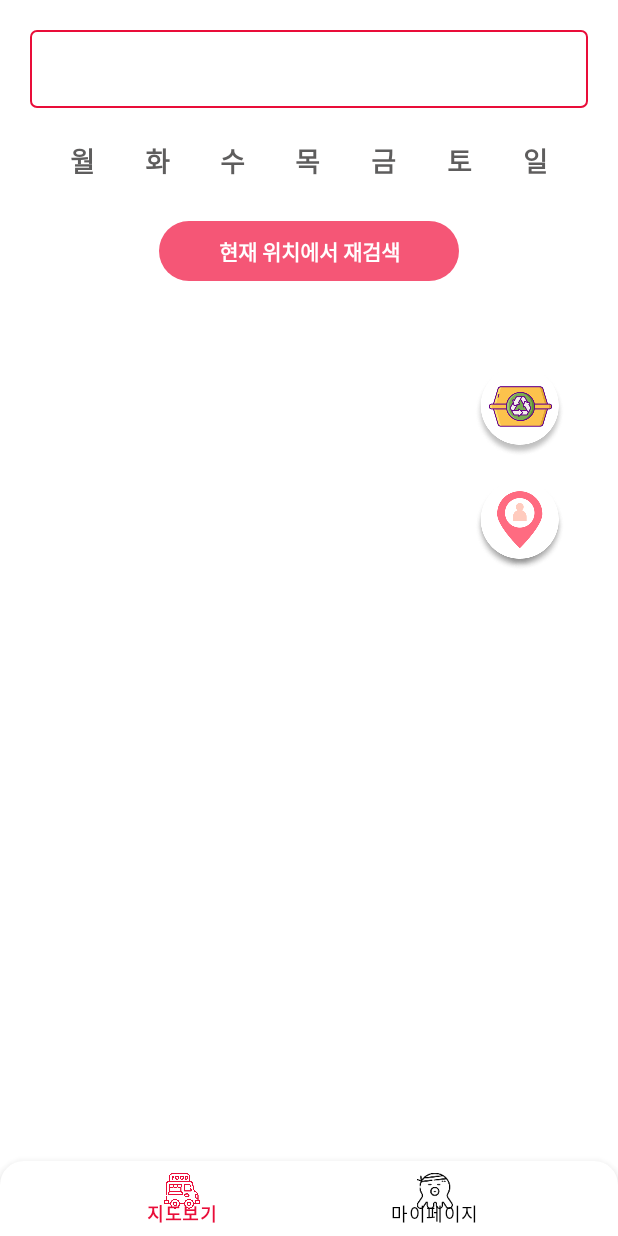
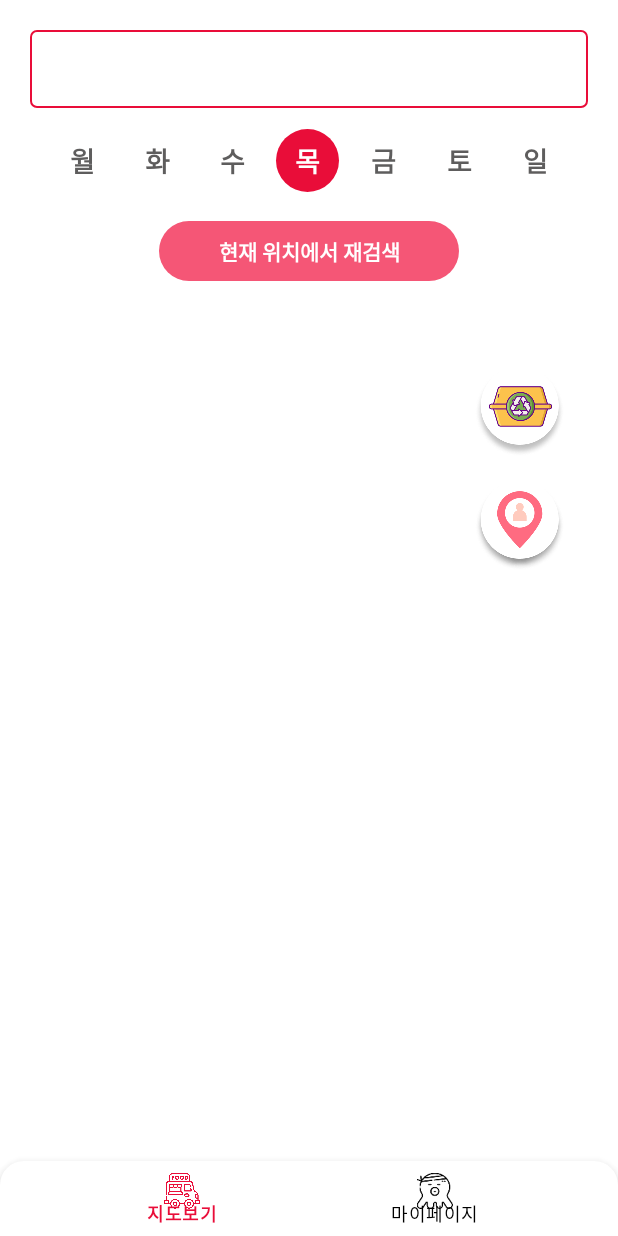
Before and after one commit to nagosoo/TACOLING, an Android app: the screen it shows after launch (MainActivity), on a phone screen of 412 x 824 dp. Run offline under Robolectric (Android 15) with nearby library versions, the phone set to English and light mode, and no system bars; our stand-ins replace Dagger/Hilt's generated code, data binding, paging; libraries missing offline, so code that uses them is left out: com.kakao.sdk, net.daum.mf; 9 statements that could not run were skipped.

Commit message:
지도화면 오늘 요일 클릭된 상태로

```diff
--- a/app/src/main/java/com/eundmswlji/tacoling/BindingAdapter.kt
+++ b/app/src/main/java/com/eundmswlji/tacoling/BindingAdapter.kt
@@ -24,7 +24,7 @@ object BindingAdapter {
 
     @BindingAdapter("myZzimList")
     @JvmStatic
-    fun setMyZzimList(rv: RecyclerView, list:List<Shop>){
+    fun setMyZzimList(rv: RecyclerView, list: List<Shop>) {
         (rv.adapter as? ListAdapter<Shop, MyZzimAdapter.MyViewHolder>)?.submitList(list)
     }
 }
--- a/app/src/main/java/com/eundmswlji/tacoling/ui/MainActivity.kt
+++ b/app/src/main/java/com/eundmswlji/tacoling/ui/MainActivity.kt
@@ -14,6 +14,7 @@ import androidx.appcompat.app.AppCompatActivity
 import androidx.core.splashscreen.SplashScreen.Companion.installSplashScreen
 import androidx.core.view.isGone
 import androidx.core.view.isVisible
+import androidx.databinding.DataBindingUtil
 import androidx.navigation.NavController
 import androidx.navigation.findNavController
 import androidx.navigation.fragment.NavHostFragment
@@ -35,8 +36,7 @@ class MainActivity : AppCompatActivity(), NavigationBarView.OnItemSelectedListen
     override fun onCreate(savedInstanceState: Bundle?) {
         installSplashScreen()
         super.onCreate(savedInstanceState)
-        binding = ActivityMainBinding.inflate(layoutInflater)
-        setContentView(binding.root)
+        binding = DataBindingUtil.setContentView(this,R.layout.activity_main)
         val navHostFragment =
             supportFragmentManager.findFragmentById(R.id.nav_host_fragment) as NavHostFragment
         navController = navHostFragment.navController
--- a/app/src/main/java/com/eundmswlji/tacoling/ui/map/MapFragment.kt
+++ b/app/src/main/java/com/eundmswlji/tacoling/ui/map/MapFragment.kt
@@ -9,9 +9,11 @@ import android.text.TextWatcher
 import android.view.LayoutInflater
 import android.view.View
 import android.view.ViewGroup
+import android.widget.RadioButton
 import androidx.activity.result.ActivityResultLauncher
 import androidx.activity.result.contract.ActivityResultContracts
 import androidx.core.content.ContextCompat
+import androidx.core.view.get
 import androidx.core.view.isVisible
 import androidx.fragment.app.Fragment
 import androidx.fragment.app.viewModels
@@ -34,6 +36,7 @@ import kotlinx.coroutines.launch
 import net.daum.mf.map.api.MapPOIItem
 import net.daum.mf.map.api.MapPoint
 import net.daum.mf.map.api.MapView
+import java.util.*
 import kotlin.math.abs
 import kotlin.math.pow
 
@@ -72,6 +75,7 @@ class MapFragment : Fragment(), MapView.MapViewEventListener, MapView.CurrentLoc
             }
         }
         initMap()
+        initDays()
         requestPermission()
         setRecyclerView()
         setOnClickListener()
@@ -120,6 +124,20 @@ class MapFragment : Fragment(), MapView.MapViewEventListener, MapView.CurrentLoc
             setCurrentLocationEventListener(this@MapFragment)
             setCustomCurrentLocationMarkerImage(R.drawable.ic_my_location, MapPOIItem.ImageOffset(30, 0))
             setCustomCurrentLocationMarkerTrackingImage(R.drawable.ic_my_location, MapPOIItem.ImageOffset(30, 0))
+        }
+    }
+
+    private fun initDays() {
+        when (val today = Calendar.getInstance().get(Calendar.DAY_OF_WEEK)) {
+            1 -> {
+                binding.itemDays.rbSun.isChecked = true
+            }
+            in 2..6 -> {
+                (binding.itemDays.radioGroup[today - 2] as RadioButton).isChecked = true
+            }
+            7 -> {
+                binding.itemDays.rbSat.isChecked = true
+            }
         }
     }
 
@@ -279,6 +297,16 @@ class MapFragment : Fragment(), MapView.MapViewEventListener, MapView.CurrentLoc
         toast("주소를 찾을 수 없습니다.")
     }
 
+    override fun onResume() {
+        super.onResume()
+        checkGPSOn()
+    }
+
+    override fun onStop() {
+        super.onStop()
+        binding.mapViewContainer.removeView(mapView)
+    }
+
     override fun onMapViewInitialized(p0: MapView?) {}
 
     override fun onCurrentLocationDeviceHeadingUpdate(p0: MapView?, p1: Float) {}
@@ -299,14 +327,4 @@ class MapFragment : Fragment(), MapView.MapViewEventListener, MapView.CurrentLoc
 
     override fun onMapViewMoveFinished(p0: MapView?, p1: MapPoint?) {}
 
-    override fun onResume() {
-        super.onResume()
-        checkGPSOn()
-    }
-
-    override fun onStop() {
-        super.onStop()
-        binding.mapViewContainer.removeView(mapView)
-    }
-
 }
--- a/app/src/main/res/layout/container_juso_search.xml
+++ b/app/src/main/res/layout/container_juso_search.xml
@@ -4,7 +4,6 @@
     xmlns:tools="http://schemas.android.com/tools">
 
     <data>
-
         <variable
             name="viewModel"
             type="com.eundmswlji.tacoling.ui.map.MapViewModel" />
--- a/app/src/main/res/layout/item_map_days.xml
+++ b/app/src/main/res/layout/item_map_days.xml
@@ -1,11 +1,18 @@
 <?xml version="1.0" encoding="utf-8"?>
-<androidx.appcompat.widget.LinearLayoutCompat xmlns:android="http://schemas.android.com/apk/res/android"
+<layout xmlns:android="http://schemas.android.com/apk/res/android">
+
+    <data>
+
+    </data>
+
+    <androidx.appcompat.widget.LinearLayoutCompat
         android:layout_width="match_parent"
         android:layout_height="50dp"
         android:background="@drawable/bg_white_25"
         android:orientation="horizontal">
 
         <RadioGroup
+            android:id="@+id/radioGroup"
             android:layout_width="match_parent"
             android:layout_height="50dp"
             android:orientation="horizontal"
@@ -49,3 +56,4 @@
         </RadioGroup>
 
     </androidx.appcompat.widget.LinearLayoutCompat>
+</layout>
```
Lines whose indentation alone changed are shown as unchanged.
